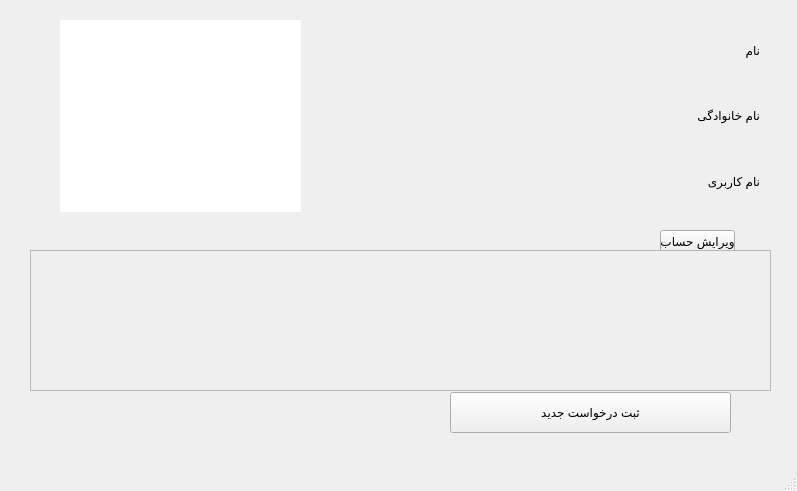
The window that University-resource-management/userpanel.ui (M-JavadHeydarpour/University-resource-management) describes before a commit, drawn with Qt 5.
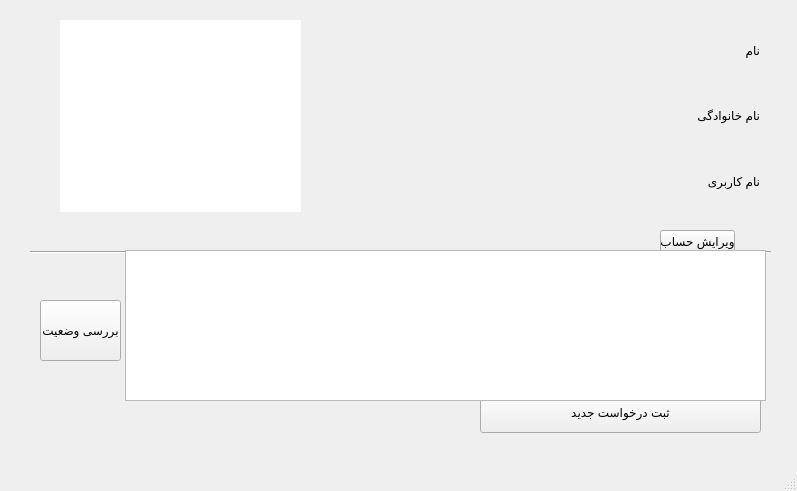
The same window after the commit. Icons and pictures are not drawn.

Commit message: 50% expert panel

```diff
--- a/University-resource-management/userpanel.ui
+++ b/University-resource-management/userpanel.ui
@@ -118,44 +118,10 @@
        <string>ویرایش حساب</string>
       </property>
      </widget>
-     <widget class="QScrollArea" name="scrollArea">
-      <property name="geometry">
-       <rect>
-        <x>0</x>
-        <y>240</y>
-        <width>741</width>
-        <height>141</height>
-       </rect>
-      </property>
-      <property name="widgetResizable">
-       <bool>true</bool>
-      </property>
-      <widget class="QWidget" name="scrollAreaWidgetContents">
-       <property name="geometry">
-        <rect>
-         <x>0</x>
-         <y>0</y>
-         <width>739</width>
-         <height>139</height>
-        </rect>
-       </property>
-       <widget class="QWidget" name="verticalLayoutWidget_2">
-        <property name="geometry">
-         <rect>
-          <x>0</x>
-          <y>0</y>
-          <width>741</width>
-          <height>241</height>
-         </rect>
-        </property>
-        <layout class="QVBoxLayout" name="verticalLayout_2"/>
-       </widget>
-      </widget>
-     </widget>
      <widget class="QPushButton" name="PB_newreq">
       <property name="geometry">
        <rect>
-        <x>420</x>
+        <x>450</x>
         <y>382</y>
         <width>281</width>
         <height>41</height>
@@ -165,6 +131,29 @@
        <string>ثبت درخواست جدید</string>
       </property>
      </widget>
+     <widget class="QListView" name="listView">
+      <property name="geometry">
+       <rect>
+        <x>95</x>
+        <y>240</y>
+        <width>641</width>
+        <height>151</height>
+       </rect>
+      </property>
+     </widget>
+     <widget class="QPushButton" name="pushButton_2">
+      <property name="geometry">
+       <rect>
+        <x>10</x>
+        <y>290</y>
+        <width>81</width>
+        <height>61</height>
+       </rect>
+      </property>
+      <property name="text">
+       <string>بررسی وضعیت</string>
+      </property>
+     </widget>
     </widget>
     <widget class="QWidget" name="editprof">
      <widget class="QStackedWidget" name="edit">
```
The commit also changes 1 other file.
